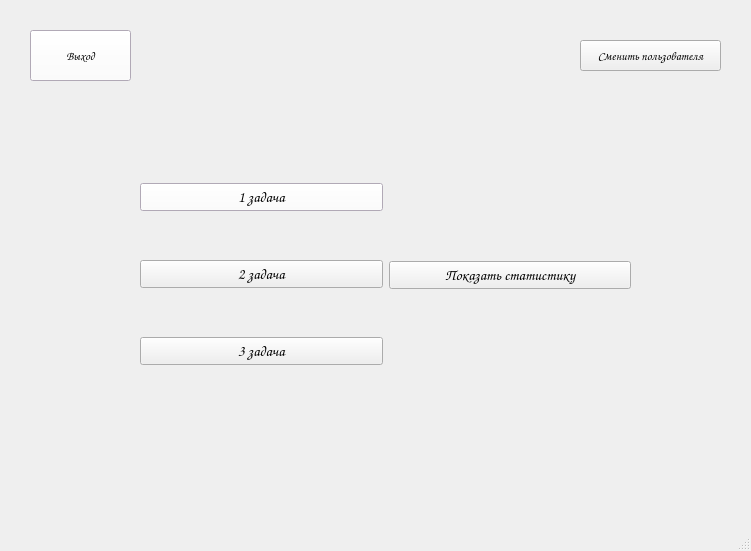
The window that mainwindow.ui (fdorii/TechProg2026_Shpunya) describes before a commit, drawn with Qt 5.
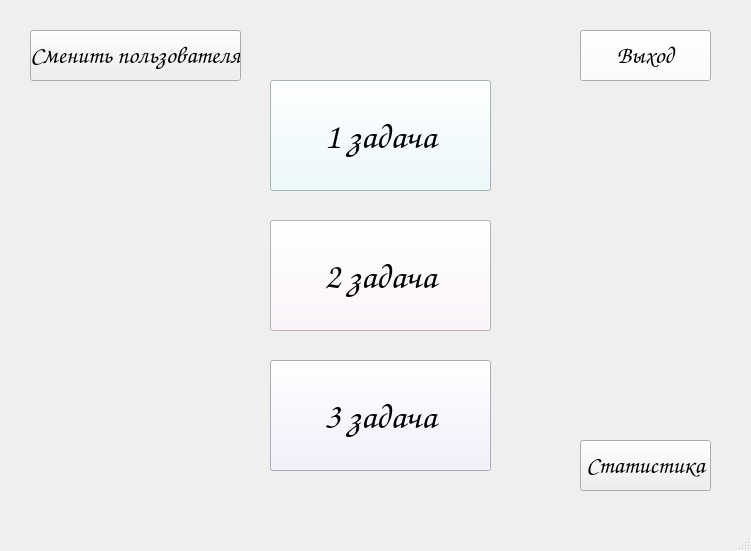
The same window after the commit.

Commit message: Окно 1 задачи, отредактированы все графические окна, добавлена заглушка на статистику

The edit to the form file:
```diff
--- a/mainwindow.ui
+++ b/mainwindow.ui
@@ -20,9 +20,9 @@
    <widget class="QPushButton" name="exitButton">
     <property name="geometry">
      <rect>
-      <x>30</x>
+      <x>580</x>
       <y>30</y>
-      <width>101</width>
+      <width>131</width>
       <height>51</height>
      </rect>
     </property>
@@ -147,34 +147,86 @@
     <property name="font">
      <font>
       <family>Comic Sans MS</family>
+      <pointsize>18</pointsize>
+      <italic>false</italic>
+      <bold>false</bold>
      </font>
     </property>
+    <property name="styleSheet">
+     <string notr="true">font: 18pt &quot;Comic Sans MS&quot;;
+background-clor: rgb(255, 255, 255);</string>
+    </property>
     <property name="text">
      <string>Выход</string>
     </property>
    </widget>
-   <widget class="QWidget" name="horizontalLayoutWidget">
+   <widget class="QPushButton" name="logoutButton">
     <property name="geometry">
      <rect>
-      <x>140</x>
-      <y>140</y>
-      <width>491</width>
-      <height>271</height>
+      <x>30</x>
+      <y>30</y>
+      <width>211</width>
+      <height>51</height>
      </rect>
     </property>
-    <layout class="QHBoxLayout" name="horizontalLayout">
-     <item>
-      <layout class="QVBoxLayout" name="verticalLayout">
-       <item>
+    <property name="font">
+     <font>
+      <family>Comic Sans MS</family>
+      <pointsize>18</pointsize>
+      <italic>false</italic>
+      <bold>false</bold>
+     </font>
+    </property>
+    <property name="styleSheet">
+     <string notr="true">background-clor: rgb(255, 255, 255);
+font: 18pt &quot;Comic Sans MS&quot;;</string>
+    </property>
+    <property name="text">
+     <string>Сменить пользователя</string>
+    </property>
+   </widget>
+   <widget class="QPushButton" name="pushButton_5">
+    <property name="geometry">
+     <rect>
+      <x>580</x>
+      <y>440</y>
+      <width>131</width>
+      <height>51</height>
+     </rect>
+    </property>
+    <property name="font">
+     <font>
+      <family>Comic Sans MS</family>
+      <pointsize>18</pointsize>
+      <italic>false</italic>
+      <bold>false</bold>
+     </font>
+    </property>
+    <property name="styleSheet">
+     <string notr="true">font: 18pt &quot;Comic Sans MS&quot;;
+background-clor: rgb(255, 255, 255);</string>
+    </property>
+    <property name="text">
+     <string>Cтатистикa</string>
+    </property>
+   </widget>
         <widget class="QPushButton" name="pushButton_2">
+    <property name="geometry">
+     <rect>
+      <x>270</x>
+      <y>80</y>
+      <width>221</width>
+      <height>111</height>
+     </rect>
+    </property>
          <property name="palette">
           <palette>
            <active>
             <colorrole role="Button">
              <brush brushstyle="SolidPattern">
               <color alpha="255">
-               <red>255</red>
-               <green>255</green>
+          <red>231</red>
+          <green>250</green>
                <blue>255</blue>
               </color>
              </brush>
@@ -182,8 +234,8 @@
             <colorrole role="Base">
              <brush brushstyle="SolidPattern">
               <color alpha="255">
-               <red>248</red>
-               <green>237</green>
+          <red>231</red>
+          <green>250</green>
                <blue>255</blue>
               </color>
              </brush>
@@ -191,8 +243,8 @@
             <colorrole role="Window">
              <brush brushstyle="SolidPattern">
               <color alpha="255">
-               <red>248</red>
-               <green>237</green>
+          <red>231</red>
+          <green>250</green>
                <blue>255</blue>
               </color>
              </brush>
@@ -211,8 +263,8 @@
             <colorrole role="Button">
              <brush brushstyle="SolidPattern">
               <color alpha="255">
-               <red>255</red>
-               <green>255</green>
+          <red>231</red>
+          <green>250</green>
                <blue>255</blue>
               </color>
              </brush>
@@ -220,8 +272,8 @@
             <colorrole role="Base">
              <brush brushstyle="SolidPattern">
               <color alpha="255">
-               <red>248</red>
-               <green>237</green>
+          <red>231</red>
+          <green>250</green>
                <blue>255</blue>
               </color>
              </brush>
@@ -229,8 +281,8 @@
             <colorrole role="Window">
              <brush brushstyle="SolidPattern">
               <color alpha="255">
-               <red>248</red>
-               <green>237</green>
+          <red>231</red>
+          <green>250</green>
                <blue>255</blue>
               </color>
              </brush>
@@ -249,8 +301,8 @@
             <colorrole role="Button">
              <brush brushstyle="SolidPattern">
               <color alpha="255">
-               <red>255</red>
-               <green>255</green>
+          <red>231</red>
+          <green>250</green>
                <blue>255</blue>
               </color>
              </brush>
@@ -258,8 +310,8 @@
             <colorrole role="Base">
              <brush brushstyle="SolidPattern">
               <color alpha="255">
-               <red>248</red>
-               <green>237</green>
+          <red>231</red>
+          <green>250</green>
                <blue>255</blue>
               </color>
              </brush>
@@ -267,8 +319,8 @@
             <colorrole role="Window">
              <brush brushstyle="SolidPattern">
               <color alpha="255">
-               <red>248</red>
-               <green>237</green>
+          <red>231</red>
+          <green>250</green>
                <blue>255</blue>
               </color>
              </brush>
@@ -288,75 +340,68 @@
          <property name="font">
           <font>
            <family>Comic Sans MS</family>
-           <pointsize>11</pointsize>
+      <pointsize>27</pointsize>
+      <italic>false</italic>
            <bold>false</bold>
           </font>
          </property>
+    <property name="styleSheet">
+     <string notr="true">background-color: rgb(231, 250, 255);
+font: 27pt &quot;Comic Sans MS&quot;;
+</string>
+    </property>
          <property name="text">
           <string>1 задача</string>
          </property>
         </widget>
-       </item>
-       <item>
         <widget class="QPushButton" name="pushButton_3">
+    <property name="geometry">
+     <rect>
+      <x>270</x>
+      <y>220</y>
+      <width>221</width>
+      <height>111</height>
+     </rect>
+    </property>
          <property name="font">
           <font>
            <family>Comic Sans MS</family>
-           <pointsize>11</pointsize>
-          </font>
-         </property>
+      <pointsize>27</pointsize>
+      <italic>false</italic>
+      <bold>false</bold>
+     </font>
+    </property>
+    <property name="styleSheet">
+     <string notr="true">font: 27pt &quot;Comic Sans MS&quot;;
+background-color: rgb(255, 244, 254);</string>
+    </property>
          <property name="text">
           <string>2 задача</string>
          </property>
         </widget>
-       </item>
-       <item>
         <widget class="QPushButton" name="pushButton_4">
+    <property name="geometry">
+     <rect>
+      <x>270</x>
+      <y>360</y>
+      <width>221</width>
+      <height>111</height>
+     </rect>
+    </property>
          <property name="font">
           <font>
            <family>Comic Sans MS</family>
-           <pointsize>11</pointsize>
-          </font>
-         </property>
+      <pointsize>27</pointsize>
+      <italic>false</italic>
+      <bold>false</bold>
+     </font>
+    </property>
+    <property name="styleSheet">
+     <string notr="true">font: 27pt &quot;Comic Sans MS&quot;;
+background-color: rgb(243, 236, 255);</string>
+    </property>
          <property name="text">
           <string>3 задача</string>
-         </property>
-        </widget>
-       </item>
-      </layout>
-     </item>
-     <item>
-      <widget class="QPushButton" name="pushButton_5">
-       <property name="font">
-        <font>
-         <family>Comic Sans MS</family>
-         <pointsize>11</pointsize>
-         <bold>true</bold>
-        </font>
-       </property>
-       <property name="text">
-        <string>Показать статистику</string>
-       </property>
-      </widget>
-     </item>
-    </layout>
-   </widget>
-   <widget class="QPushButton" name="logoutButton">
-    <property name="geometry">
-     <rect>
-      <x>580</x>
-      <y>40</y>
-      <width>141</width>
-      <height>31</height>
-     </rect>
-    </property>
-    <property name="font">
-     <font>
-      <family>Comic Sans MS</family>
-     </font>
-    </property>
-    <property name="text">
-     <string>Сменить пользователя</string>
     </property>
    </widget>
   </widget>
```
Lines whose indentation alone changed are shown as unchanged. The commit also changes 35 other files.
